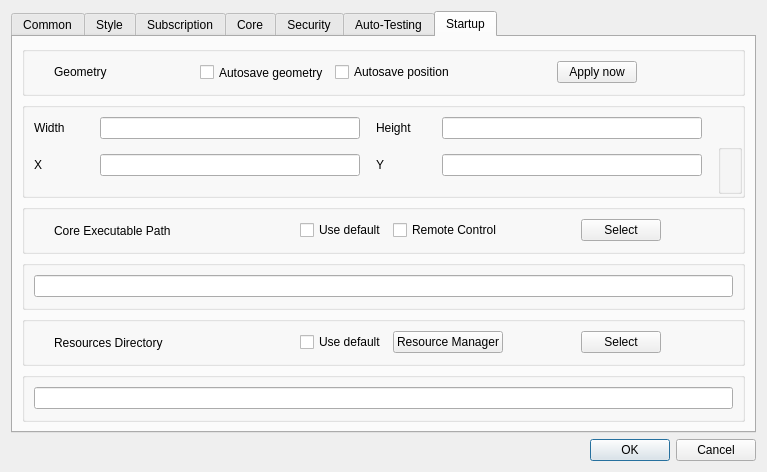
Old version of the form src/nekobox/ui/setting/dialog_basic_settings.ui in the repository qr243vbi/nekobox.
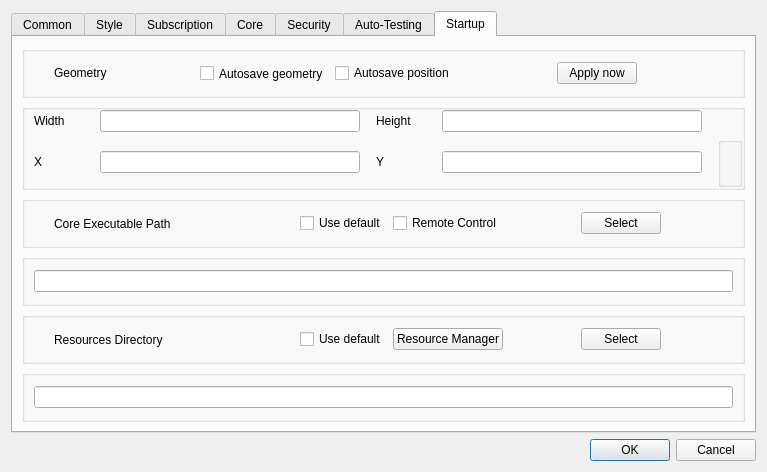
New version of the form. The open tabs and pages were chosen to show the change. Custom widgets are drawn as their Qt base class.

Patch:
```diff
--- a/src/nekobox/ui/setting/dialog_basic_settings.ui
+++ b/src/nekobox/ui/setting/dialog_basic_settings.ui
@@ -1143,6 +1143,12 @@
           <bool>true</bool>
          </property>
          <layout class="QHBoxLayout" name="horizontalLayout_8">
+          <property name="topMargin">
+           <number>0</number>
+          </property>
+          <property name="bottomMargin">
+           <number>0</number>
+          </property>
           <item>
            <spacer name="horizontalSpacer_9">
             <property name="orientation">
@@ -1271,9 +1277,15 @@
           <bool>true</bool>
          </property>
          <layout class="QGridLayout" name="gridLayout_11">
+          <property name="topMargin">
+           <number>0</number>
+          </property>
           <property name="rightMargin">
            <number>0</number>
           </property>
+          <property name="bottomMargin">
+           <number>0</number>
+          </property>
           <property name="horizontalSpacing">
            <number>16</number>
           </property>
@@ -1446,6 +1458,15 @@
           <bool>true</bool>
          </property>
          <layout class="QHBoxLayout" name="horizontalLayout_9">
+          <property name="spacing">
+           <number>6</number>
+          </property>
+          <property name="topMargin">
+           <number>0</number>
+          </property>
+          <property name="bottomMargin">
+           <number>0</number>
+          </property>
           <item>
            <spacer name="horizontalSpacer_4">
             <property name="orientation">
@@ -1580,6 +1601,12 @@
           <bool>true</bool>
          </property>
          <layout class="QHBoxLayout" name="horizontalLayout_7">
+          <property name="topMargin">
+           <number>0</number>
+          </property>
+          <property name="bottomMargin">
+           <number>0</number>
+          </property>
           <item>
            <widget class="QLineEdit" name="core_path">
             <property name="sizePolicy">
@@ -1748,6 +1775,12 @@
           <bool>true</bool>
          </property>
          <layout class="QHBoxLayout" name="horizontalLayout_6">
+          <property name="topMargin">
+           <number>0</number>
+          </property>
+          <property name="bottomMargin">
+           <number>0</number>
+          </property>
           <item>
            <widget class="QLineEdit" name="icons_path">
             <property name="sizePolicy">
```
Left out of the diff: 7 changed lines with no effect on the pictures.
